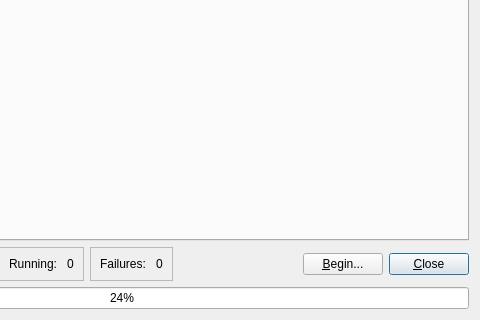
Before: the Qt Designer form src/ui/dialog.ui in xtalopt/XtalOpt, drawn with Qt 5; both pictures show x 464 to 944 and y 116 to 436 of the 944 by 436 pixel window.
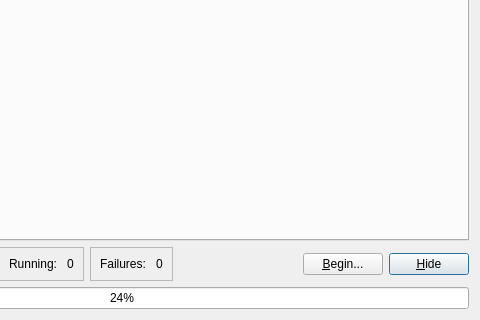
After: the same form once the commit is applied.

The edit to the form file:
```diff
--- a/src/ui/dialog.ui
+++ b/src/ui/dialog.ui
@@ -29,7 +29,7 @@
       </sizepolicy>
      </property>
      <property name="text">
-      <string>&amp;Close</string>
+      <string>&amp;Hide</string>
      </property>
     </widget>
    </item>
```
